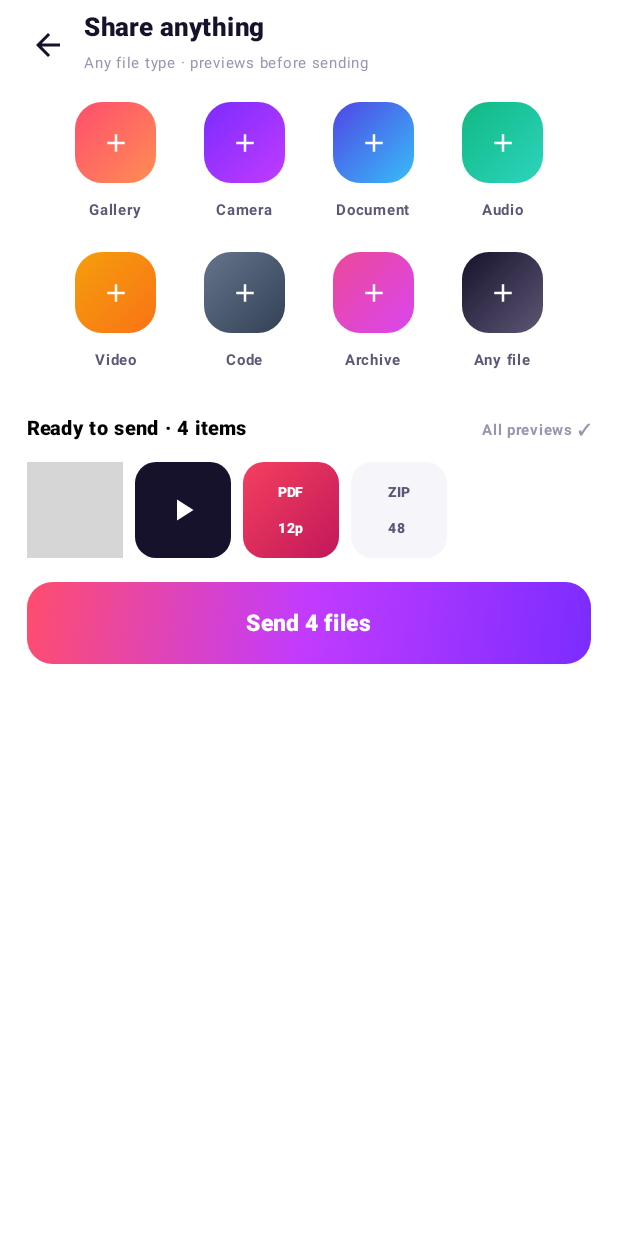
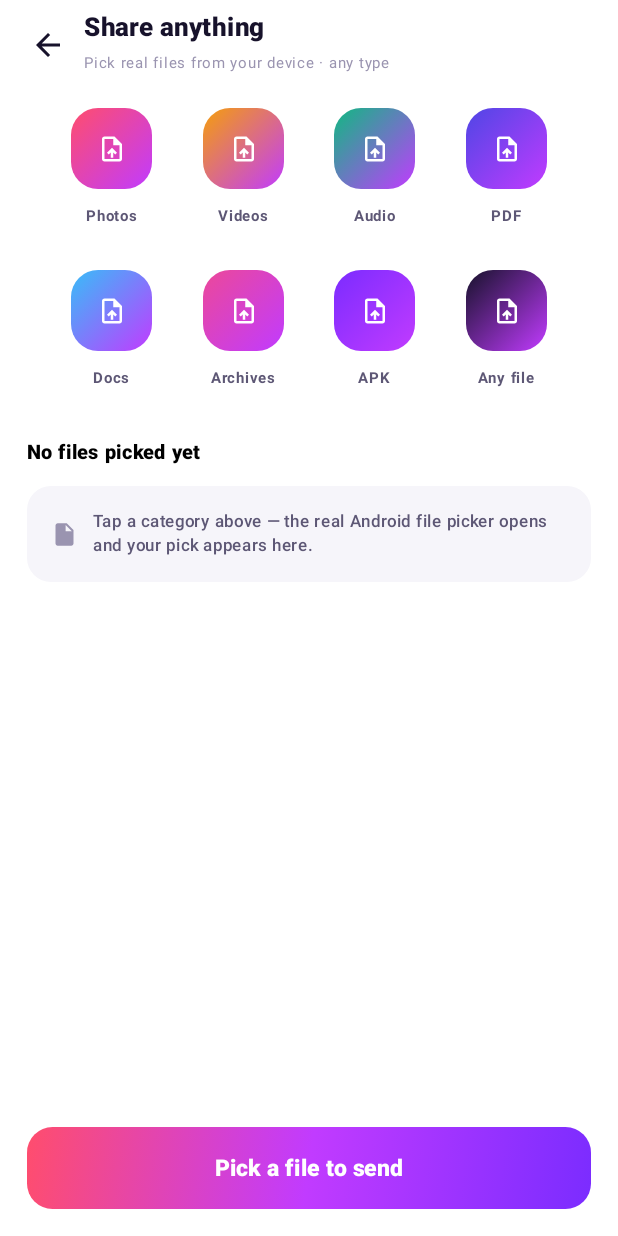
Before and after one commit to shakil603/My-love, an Android app built with Jetpack Compose: the UploadScreen screen opened through its navigation route, on a phone screen of 412 x 824 dp. Run offline under Robolectric (Android 15) with nearby library versions, the phone set to English and light mode, and no system bars; pictures from the network do not load; grey boxes are pictures that could not be loaded.

Commit message:
v1.1.0: every option works — real system file picker in Upload, real Android share sheet (Profile/Reels), wired notifications/search/settings-edit, reels like, events join toggle, profile photo viewers
Co-authored-by: arena-agent <297053741+arena-agent@users.noreply.github.com>

```diff
--- a/app/build.gradle.kts
+++ b/app/build.gradle.kts
@@ -12,8 +12,8 @@ android {
         applicationId = "com.amora.app"
         minSdk = 26
         targetSdk = 34
-        versionCode = 8
-        versionName = "1.0.0"
+        versionCode = 9
+        versionName = "1.1.0"
     }
 
     buildTypes {
--- a/app/src/main/java/com/amora/app/MainActivity.kt
+++ b/app/src/main/java/com/amora/app/MainActivity.kt
@@ -100,15 +100,16 @@ fun AmoraApp() {
         composable("nearby") { NearbyScreen(onBack = back, go = go) }
         composable("saved") { SavedPostsScreen(onBack = back) }
         composable("events") { EventsScreen(onBack = back) }
-        composable("notifications") { NotificationsScreen(onBack = back) }
-        composable("search") { SearchScreen(onBack = back) }
+        composable("notifications") { NotificationsScreen(onBack = back, go = go) }
+        composable("search") { SearchScreen(onBack = back, go = go) }
         composable("comments") { CommentsScreen(onBack = back) }
         composable("settings") {
             SettingsScreen(
                 onBack = back,
                 onSafety = { nav.navigate("safety") },
                 onLanguage = { nav.navigate("language") },
-                onSignOut = { nav.navigate("onboarding") { popUpTo(0) { inclusive = true } } }
+                onSignOut = { nav.navigate("onboarding") { popUpTo(0) { inclusive = true } } },
+                onEdit = { nav.navigate("editprofile") }
             )
         }
         composable("language") { LanguageScreen(onBack = back) }
@@ -132,7 +133,7 @@ fun AmoraApp() {
         composable("safety") { SafetyScreen(onBack = back) }
         composable("calendar") { CalendarScreen(onBack = back) }
         composable("board") { BoardScreen(onBack = back) }
-        composable("upload") { UploadScreen(onBack = back) }
+        composable("upload") { UploadScreen(onBack = back, go = go) }
     }
 }
 
--- a/app/src/main/java/com/amora/app/Profiles.kt
+++ b/app/src/main/java/com/amora/app/Profiles.kt
@@ -175,6 +175,7 @@ fun UserProfileScreen(userId: String, onBack: () -> Unit, go: (String) -> Unit =
                             AsyncImage(
                                 model = url, contentDescription = null, contentScale = ContentScale.Crop,
                                 modifier = Modifier.weight(1f).height(110.dp).clip(RoundedCornerShape(12.dp))
+                                    .clickable { go("story") }
                             )
                         }
                         repeat(3 - row.size) { Spacer(Modifier.weight(1f)) }
--- a/app/src/main/java/com/amora/app/Screens2.kt
+++ b/app/src/main/java/com/amora/app/Screens2.kt
@@ -20,6 +20,7 @@ import androidx.compose.foundation.layout.statusBarsPadding
 import androidx.compose.foundation.layout.width
 import androidx.compose.foundation.lazy.LazyColumn
 import androidx.compose.foundation.rememberScrollState
+import androidx.compose.foundation.verticalScroll
 import androidx.compose.foundation.shape.CircleShape
 import androidx.compose.foundation.shape.RoundedCornerShape
 import androidx.compose.material.icons.Icons
@@ -28,9 +29,14 @@ import androidx.compose.material.icons.filled.ArrowBack
 import androidx.compose.material.icons.filled.Call
 import androidx.compose.material.icons.filled.Check
 import androidx.compose.material.icons.filled.Close
+import androidx.activity.compose.rememberLauncherForActivityResult
+import androidx.activity.result.contract.ActivityResultContracts
 import androidx.compose.material.icons.filled.Email
+import androidx.compose.material.icons.filled.InsertDriveFile
+import androidx.compose.material.icons.filled.UploadFile
 import androidx.compose.material.icons.filled.Public
 import androidx.compose.material.icons.filled.Favorite
+import androidx.compose.material.icons.filled.FavoriteBorder
 import androidx.compose.material.icons.filled.PlayArrow
 import androidx.compose.material.icons.filled.Refresh
 import androidx.compose.material.icons.filled.Search
@@ -390,6 +396,8 @@ fun StoryScreen(onBack: () -> Unit) {
 
 @Composable
 fun ReelsScreen(onBack: () -> Unit) {
+    val rctx = androidx.compose.ui.platform.LocalContext.current
+    var rliked by remember { mutableStateOf(false) }
     Box(Modifier.fillMaxSize().background(Color.Black)) {
         AsyncImage(
             model = "https://images.unsplash.com/photo-1540959733332-eab4deabeeaf?w=700",
@@ -446,15 +454,28 @@ fun ReelsScreen(onBack: () -> Unit) {
                     verticalArrangement = Arrangement.spacedBy(16.dp)
                 ) {
                     Column(horizontalAlignment = Alignment.CenterHorizontally) {
-                        Icon(Icons.Filled.Favorite, null, tint = Rose, modifier = Modifier.size(28.dp))
-                        Text("12.4k", color = Color.White, fontSize = 10.sp, fontWeight = FontWeight.ExtraBold)
+                        Icon(
+                            if (rliked) Icons.Filled.Favorite else Icons.Filled.FavoriteBorder, "Like",
+                            tint = if (rliked) Rose else Color.White,
+                            modifier = Modifier.size(28.dp).clickable { rliked = !rliked }
+                        )
+                        Text(if (rliked) "12.5k" else "12.4k", color = Color.White, fontSize = 10.sp, fontWeight = FontWeight.ExtraBold)
                     }
                     Column(horizontalAlignment = Alignment.CenterHorizontally) {
                         Icon(Icons.Filled.Email, null, tint = Color.White, modifier = Modifier.size(26.dp))
                         Text("482", color = Color.White, fontSize = 10.sp, fontWeight = FontWeight.ExtraBold)
                     }
                     Column(horizontalAlignment = Alignment.CenterHorizontally) {
-                        Icon(Icons.Filled.Share, null, tint = Color.White, modifier = Modifier.size(24.dp))
+                        Icon(
+                            Icons.Filled.Share, "Share", tint = Color.White,
+                            modifier = Modifier.size(24.dp).clickable {
+                                val it2 = android.content.Intent(android.content.Intent.ACTION_SEND).apply {
+                                    type = "text/plain"
+                                    putExtra(android.content.Intent.EXTRA_TEXT, "Watch this on Amora \uD83D\uDC9C https://github.com/shakil603/My-love/releases/latest")
+                                }
+                                rctx.startActivity(android.content.Intent.createChooser(it2, "Share"))
+                            }
+                        )
                         Text("Share", color = Color.White, fontSize = 10.sp, fontWeight = FontWeight.ExtraBold)
                     }
                 }
@@ -474,7 +495,7 @@ fun ReelsScreen(onBack: () -> Unit) {
 private data class Notif(val emoji: String, val title: String, val sub: String, val action: String?)
 
 @Composable
-fun NotificationsScreen(onBack: () -> Unit) {
+fun NotificationsScreen(onBack: () -> Unit, go: (String) -> Unit = {}) {
     val notifs = listOf(
         Notif("\uD83D\uDC98", "Amara matched with you — 94% compatible", "8 min ago", "Say hi"),
         Notif("❤️", "Sofia and 213 others liked your post", "26 min ago", null),
@@ -513,6 +534,14 @@ fun NotificationsScreen(onBack: () -> Unit) {
                             modifier = Modifier
                                 .clip(RoundedCornerShape(50))
                                 .background(AuroraGradient)
+                                .clickable {
+                                    when (it) {
+                                        "Say hi" -> go("chat/1")
+                                        "Play" -> go("chat/3")
+                                        "Join" -> go("calendar")
+                                        else -> {}
+                                    }
+                                }
                                 .padding(horizontal = 13.dp, vertical = 8.dp)
                         )
                     }
@@ -525,7 +554,7 @@ fun NotificationsScreen(onBack: () -> Unit) {
 /* ---------- Search ---------- */
 
 @Composable
-fun SearchScreen(onBack: () -> Unit) {
+fun SearchScreen(onBack: () -> Unit, go: (String) -> Unit = {}) {
     var q by remember { mutableStateOf("design workshop") }
     Column(Modifier.fillMaxSize().background(Color.White).statusBarsPadding()) {
         Row(
@@ -566,7 +595,10 @@ fun SearchScreen(onBack: () -> Unit) {
             item {
                 Text("PEOPLE", fontSize = 10.sp, fontWeight = FontWeight.ExtraBold, color = Txt3, letterSpacing = 2.sp)
                 Spacer(Modifier.height(8.dp))
-                Row(verticalAlignment = Alignment.CenterVertically, modifier = Modifier.padding(vertical = 8.dp)) {
+                Row(
+                    verticalAlignment = Alignment.CenterVertically,
+                    modifier = Modifier.clickable { go("user/1") }.padding(vertical = 8.dp)
+                ) {
                     Avatar("https://images.unsplash.com/photo-1524504388940-b1c1722653e1?w=200", 44)
                     Spacer(Modifier.width(11.dp))
                     Column(Modifier.weight(1f)) {
@@ -578,10 +610,14 @@ fun SearchScreen(onBack: () -> Unit) {
                         modifier = Modifier
                             .clip(RoundedCornerShape(50))
                             .background(Cloud)
+                            .clickable { go("chat/1") }
                             .padding(horizontal = 14.dp, vertical = 9.dp)
                     )
                 }
-                Row(verticalAlignment = Alignment.CenterVertically, modifier = Modifier.padding(vertical = 8.dp)) {
+                Row(
+                    verticalAlignment = Alignment.CenterVertically,
+                    modifier = Modifier.clickable { go("user/8") }.padding(vertical = 8.dp)
+                ) {
                     Avatar("https://images.unsplash.com/photo-1472099645785-5658abf4ff4e?w=200", 44)
                     Spacer(Modifier.width(11.dp))
                     Column(Modifier.weight(1f)) {
@@ -593,6 +629,7 @@ fun SearchScreen(onBack: () -> Unit) {
                         modifier = Modifier
                             .clip(RoundedCornerShape(50))
                             .background(AuroraGradient)
+                            .clickable { go("user/8") }
                             .padding(horizontal = 14.dp, vertical = 9.dp)
                     )
                 }
@@ -603,26 +640,24 @@ fun SearchScreen(onBack: () -> Unit) {
                 Spacer(Modifier.height(8.dp))
                 FileChip("brand-refresh.fig", "In: Personal vault · Figma · preview ready ✓")
                 Spacer(Modifier.height(12.dp))
-                Text("SHOPS", fontSize = 10.sp, fontWeight = FontWeight.ExtraBold, color = Txt3, letterSpacing = 2.sp)
+                Text("GROUPS", fontSize = 10.sp, fontWeight = FontWeight.ExtraBold, color = Txt3, letterSpacing = 2.sp)
                 Spacer(Modifier.height(8.dp))
-                Row(verticalAlignment = Alignment.CenterVertically, modifier = Modifier.padding(vertical = 6.dp)) {
-                    Box(
-                        Modifier
-                            .size(44.dp)
-                            .clip(RoundedCornerShape(15.dp))
-                            .background(Brush.linearGradient(listOf(Color(0xFF10B981), Color(0xFF047857)))),
-                        contentAlignment = Alignment.Center
-                    ) { Text("\uD83D\uDCF7", fontSize = 18.sp) }
+                Row(
+                    verticalAlignment = Alignment.CenterVertically,
+                    modifier = Modifier.clickable { go("chat/2") }.padding(vertical = 6.dp)
+                ) {
+                    Avatar("https://images.unsplash.com/photo-1522071820081-009f0129c71c?w=200", 44)
                     Spacer(Modifier.width(11.dp))
                     Column(Modifier.weight(1f)) {
-                        Text("Shakil Prints & Presets", fontWeight = FontWeight.ExtraBold, fontSize = 13.sp)
-                        Text("⭐ 4.9 · prints & design assets", fontSize = 10.sp, color = Txt3)
+                        Text("Project Phoenix \uD83D\uDCBC", fontWeight = FontWeight.ExtraBold, fontSize = 13.sp)
+                        Text("6 members · files, tasks & stand-ups", fontSize = 10.sp, color = Txt3)
                     }
                     Text(
-                        "Visit", fontSize = 10.sp, fontWeight = FontWeight.ExtraBold, color = Ink,
+                        "Open", fontSize = 10.sp, fontWeight = FontWeight.ExtraBold, color = Ink,
                         modifier = Modifier
                             .clip(RoundedCornerShape(50))
                             .background(Cloud)
+                            .clickable { go("chat/2") }
                             .padding(horizontal = 14.dp, vertical = 9.dp)
                     )
                 }
@@ -715,7 +750,7 @@ fun CommentsScreen(onBack: () -> Unit) {
 /* ---------- Settings & Safety ---------- */
 
 @Composable
-fun SettingsScreen(onBack: () -> Unit, onSafety: () -> Unit, onLanguage: () -> Unit = {}, onSignOut: () -> Unit = {}) {
+fun SettingsScreen(onBack: () -> Unit, onSafety: () -> Unit, onLanguage: () -> Unit = {}, onSignOut: () -> Unit = {}, onEdit: () -> Unit = {}) {
     val sctx = androidx.compose.ui.platform.LocalContext.current
     val sname = remember { Store.get(sctx, "pname", "Shakil Rahman") }
     val shandle = remember { Store.get(sctx, "phandle", "@shakil") }
@@ -731,7 +766,7 @@ fun SettingsScreen(onBack: () -> Unit, onSafety: () -> Unit, onLanguage: () -> U
                             Text(sname, fontWeight = FontWeight.ExtraBold, fontSize = 14.sp)
                             Text("$shandle · amora.id", fontSize = 11.sp, color = Txt3)
                         }
-                        Text("Edit", color = Orchid, fontWeight = FontWeight.ExtraBold, fontSize = 12.sp)
+                        Text("Edit", color = Orchid, fontWeight = FontWeight.ExtraBold, fontSize = 12.sp, modifier = Modifier.clickable(onClick = onEdit).padding(6.dp))
                     }
                 }
                 Spacer(Modifier.height(14.dp))
@@ -1079,10 +1114,34 @@ fun BoardScreen(onBack: () -> Unit) {
     }
 }
 
-/* ---------- Upload ---------- */
+/* ---------- Upload (real system file picker) ---------- */
 
 @Composable
-fun UploadScreen(onBack: () -> Unit) {
+fun UploadScreen(onBack: () -> Unit, go: (String) -> Unit = {}) {
+    val ctx = androidx.compose.ui.platform.LocalContext.current
+    val picked = remember { androidx.compose.runtime.mutableStateListOf<Pair<String, String>>() }
+    val launcher = rememberLauncherForActivityResult(ActivityResultContracts.GetContent()) { uri ->
+        if (uri != null) {
+            var name = "file"
+            var size = 0L
+            try {
+                ctx.contentResolver.query(uri, null, null, null, null)?.use { c ->
+                    if (c.moveToFirst()) {
+                        val ni = c.getColumnIndex(android.provider.OpenableColumns.DISPLAY_NAME)
+                        val si = c.getColumnIndex(android.provider.OpenableColumns.SIZE)
+                        if (ni >= 0) name = c.getString(ni) ?: "file"
+                        if (si >= 0) size = c.getLong(si)
+                    }
+                }
+            } catch (_: Exception) {}
+            val meta = when {
+                size >= 1048576L -> "%.1f MB · preview ready".format(size / 1048576.0)
+                size > 0L -> "${size / 1024} KB · preview ready"
+                else -> "preview ready"
+            }
+            picked.add(name to meta)
+        }
+    }
     Column(
         Modifier
             .fillMaxSize()
@@ -1090,29 +1149,26 @@ fun UploadScreen(onBack: () -> Unit) {
             .statusBarsPadding()
             .navigationBarsPadding()
     ) {
-        ScreenHeader("Share anything", onBack, sub = "Any file type · previews before sending")
-        Column(Modifier.padding(horizontal = 18.dp)) {
+        ScreenHeader("Share anything", onBack, sub = "Pick real files from your device · any type")
+        Column(Modifier.weight(1f).verticalScroll(rememberScrollState()).padding(horizontal = 18.dp)) {
             val cats = listOf(
-                Triple("Gallery", Rose, Color(0xFFFF8E53)),
-                Triple("Camera", Violet, Orchid),
-                Triple("Document", Indigo, Sky),
-                Triple("Audio", Color(0xFF10B981), Mint),
-                Triple("Video", Color(0xFFF59E0B), Color(0xFFF97316)),
-                Triple("Code", Color(0xFF64748B), Color(0xFF334155)),
-                Triple("Archive", Color(0xFFEC4899), Color(0xFFD946EF)),
-                Triple("Any file", Ink, Txt2)
+                listOf(Triple("Photos", "image/*", Rose), Triple("Videos", "video/*", Color(0xFFF59E0B)), Triple("Audio", "audio/*", Color(0xFF10B981)), Triple("PDF", "application/pdf", Indigo)),
+                listOf(Triple("Docs", "text/*", Sky), Triple("Archives", "application/zip", Color(0xFFEC4899)), Triple("APK", "application/vnd.android.package-archive", Violet), Triple("Any file", "*/*", Ink))
             )
-            for (row in cats.chunked(4)) {
+            cats.forEach { rowCats ->
                 Row(Modifier.fillMaxWidth().padding(vertical = 8.dp), horizontalArrangement = Arrangement.SpaceEvenly) {
-                    row.forEach { (label, c1, c2) ->
-                        Column(horizontalAlignment = Alignment.CenterHorizontally) {
+                    rowCats.forEach { (label, mime, c1) ->
+                        Column(
+                            horizontalAlignment = Alignment.CenterHorizontally,
+                            modifier = Modifier.clip(RoundedCornerShape(16.dp)).clickable { launcher.launch(mime) }.padding(4.dp)
+                        ) {
                             Box(
                                 Modifier
                                     .size(54.dp)
                                     .clip(RoundedCornerShape(18.dp))
-                                    .background(Brush.linearGradient(listOf(c1, c2))),
+                                    .background(Brush.linearGradient(listOf(c1, Orchid))),
                                 contentAlignment = Alignment.Center
-                            ) { Icon(Icons.Filled.Add, null, tint = Color.White, modifier = Modifier.size(20.dp)) }
+                            ) { Icon(Icons.Filled.UploadFile, label, tint = Color.White, modifier = Modifier.size(20.dp)) }
                             Spacer(Modifier.height(6.dp))
                             Text(label, fontSize = 10.sp, fontWeight = FontWeight.Bold, color = Txt2)
                         }
@@ -1121,34 +1177,43 @@ fun UploadScreen(onBack: () -> Unit) {
             }
             Spacer(Modifier.height(14.dp))
             Row(verticalAlignment = Alignment.CenterVertically) {
-                Text("Ready to send · 4 items", fontWeight = FontWeight.ExtraBold, fontSize = 13.sp, modifier = Modifier.weight(1f))
-                Text("All previews ✓", fontSize = 10.sp, color = Txt3, fontWeight = FontWeight.Bold)
+                Text(
+                    if (picked.isEmpty()) "No files picked yet" else "Ready to send · ${picked.size} file${if (picked.size > 1) "s" else ""}",
+                    fontWeight = FontWeight.ExtraBold, fontSize = 13.sp, modifier = Modifier.weight(1f)
+                )
+                if (picked.isNotEmpty()) Text("All previews ✓", fontSize = 10.sp, color = Txt3, fontWeight = FontWeight.Bold)
             }
             Spacer(Modifier.height(10.dp))
-            Row(horizontalArrangement = Arrangement.spacedBy(8.dp)) {
-                AsyncImage(
-                    model = "https://images.unsplash.com/photo-1519904981063-b0cf448d479e?w=200",
-                    contentDescription = null, contentScale = ContentScale.Crop,
-                    modifier = Modifier.size(64.dp).clip(RoundedCornerShape(14.dp))
-                )
-                Box(
-                    Modifier.size(64.dp).clip(RoundedCornerShape(14.dp)).background(Ink),
-                    contentAlignment = Alignment.Center
-                ) { Icon(Icons.Filled.PlayArrow, null, tint = Color.White) }
-                Box(
-                    Modifier
-                        .size(64.dp)
-                        .clip(RoundedCornerShape(14.dp))
-                        .background(Brush.linearGradient(listOf(Color(0xFFF43F5E), Color(0xFFC2185B)))),
-                    contentAlignment = Alignment.Center
-                ) { Text("PDF\n12p", color = Color.White, fontSize = 9.sp, fontWeight = FontWeight.ExtraBold) }
-                Box(
-                    Modifier.size(64.dp).clip(RoundedCornerShape(14.dp)).background(Cloud),
-                    contentAlignment = Alignment.Center
-                ) { Text("ZIP\n48", color = Txt2, fontSize = 9.sp, fontWeight = FontWeight.ExtraBold) }
+            if (picked.isEmpty()) {
+                Row(
+                    Modifier.fillMaxWidth().clip(RoundedCornerShape(16.dp)).background(Cloud).padding(16.dp),
+                    verticalAlignment = Alignment.CenterVertically
+                ) {
+                    Icon(Icons.Filled.InsertDriveFile, null, tint = Txt3, modifier = Modifier.size(18.dp))
+                    Spacer(Modifier.width(10.dp))
+                    Text(
+                        "Tap a category above — the real Android file picker opens and your pick appears here.",
+                        fontSize = 11.sp, color = Txt2, fontWeight = FontWeight.Medium, lineHeight = 16.sp
+                    )
+                }
+            } else {
+                picked.forEach { (n, m) ->
+                    FileChip(n, m)
+                    Spacer(Modifier.height(6.dp))
+                }
             }
-            Spacer(Modifier.height(16.dp))
-            GradientButton("Send 4 files", Modifier.fillMaxWidth(), onClick = onBack)
+            Spacer(Modifier.height(12.dp))
+        }
+        Box(Modifier.padding(18.dp)) {
+            GradientButton(
+                if (picked.isEmpty()) "Pick a file to send" else "Send ${picked.size} to Amara",
+                Modifier.fillMaxWidth()
+            ) {
+                if (picked.isNotEmpty()) {
+                    picked.forEach { (n, m) -> Store.appendChat(ctx, "1", "\uD83D\uDCCE $n · $m") }
+                    go("chat/1")
+                }
+            }
         }
     }
 }
```
Also changed, not shown: app/src/main/java/com/amora/app/Screens.kt (+11 -0 lines), app/src/main/java/com/amora/app/Social.kt (+12 -4 lines), 1 other file.
